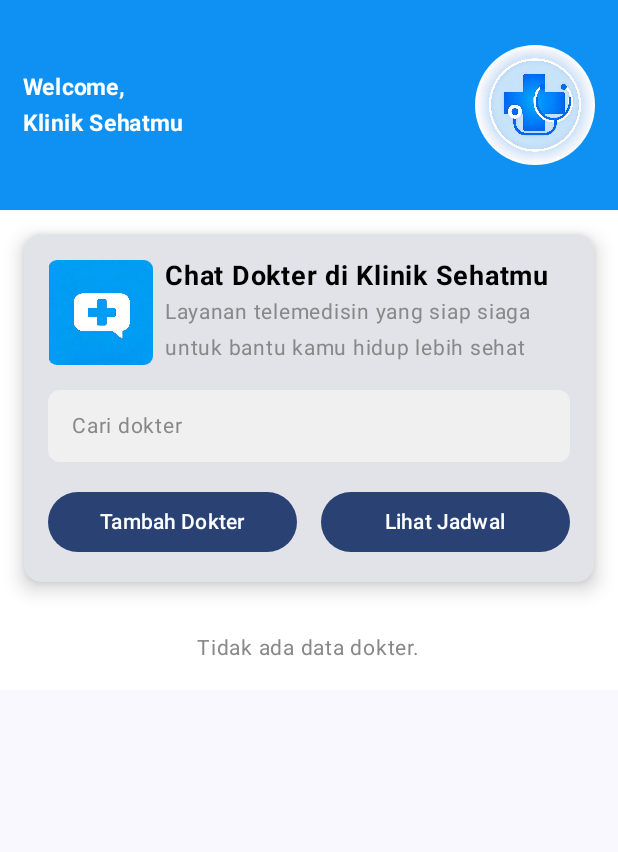
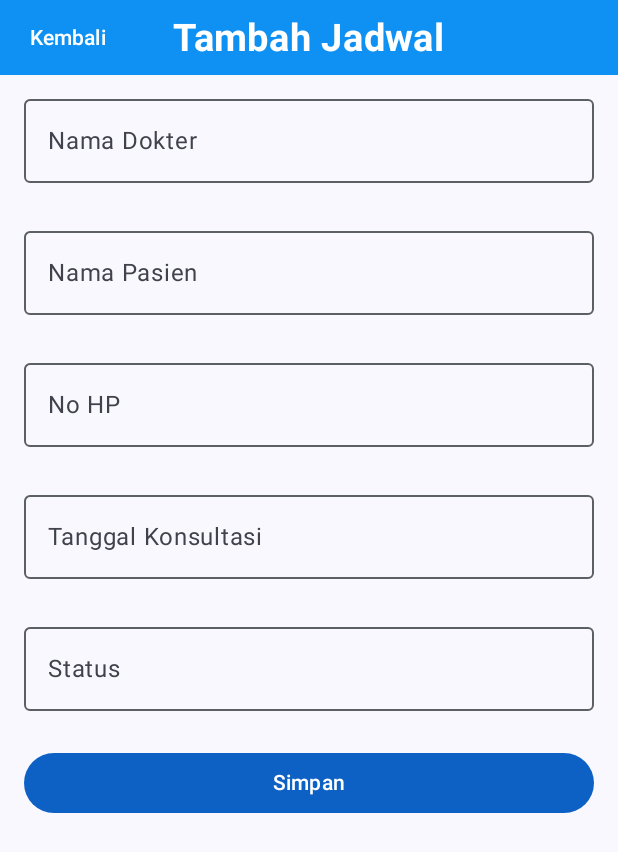
Before and after one commit to isro24/-UcpRoomDatabase_0047, an Android app built with Jetpack Compose: the screen it shows after launch (MainActivity), on a phone screen of 412 x 824 dp. Shown: the top 852 px of the screen. Run offline under Robolectric (Android 15) with nearby library versions, the phone set to English and light mode, and no system bars; our stand-ins replace Room's generated code, accompanist.

Commit message:
Menambah InsertJadwalView, JadwalViewModel, initializer dan composable untuk InsertJadwalView

```diff
--- a/app/src/main/java/com/example/ucp2/ui/navigation/AlamatNavigasi.kt
+++ b/app/src/main/java/com/example/ucp2/ui/navigation/AlamatNavigasi.kt
@@ -3,7 +3,7 @@ package com.example.ucp2.ui.navigation
 interface AlamatNavigasi {
     val route: String
 
-    object DestinasiHome : AlamatNavigasi {
+    object DestinasiHomeDokter : AlamatNavigasi {
         override val route = "home"
     }
 }
--- a/app/src/main/java/com/example/ucp2/ui/navigation/PengelolaHalaman.kt
+++ b/app/src/main/java/com/example/ucp2/ui/navigation/PengelolaHalaman.kt
@@ -6,9 +6,11 @@ import androidx.navigation.NavHostController
 import androidx.navigation.compose.NavHost
 import androidx.navigation.compose.rememberNavController
 import androidx.navigation.compose.composable
-import com.example.ucp2.ui.view.dokter.DestinasiInsert
+import com.example.ucp2.ui.view.dokter.DestinasiInsertDokter
 import com.example.ucp2.ui.view.dokter.HomeDokterView
 import com.example.ucp2.ui.view.dokter.InsertDokterView
+import com.example.ucp2.ui.view.jadwal.DestinasiInsertJadwal
+import com.example.ucp2.ui.view.jadwal.InsertJadwalView
 
 @Composable
 fun PengelolaHalaman(
@@ -17,20 +19,31 @@ fun PengelolaHalaman(
 ) {
     NavHost(
         navController = navController,
-        startDestination = AlamatNavigasi.DestinasiHome.route
+        startDestination = DestinasiInsertJadwal.route
     ) {
-        composable(route = AlamatNavigasi.DestinasiHome.route
+        composable(route = AlamatNavigasi.DestinasiHomeDokter.route
         ){
             HomeDokterView(
                 onDetailClick = {},
                 onAddDokter = {
-                    navController.navigate(DestinasiInsert.route)
+                    navController.navigate(DestinasiInsertDokter.route)
                 },
                 modifier = modifier
             )
         }
-        composable(route = DestinasiInsert.route) {
+        composable(route = DestinasiInsertDokter.route) {
             InsertDokterView(
+                onBack = {
+                    navController.popBackStack()
+                },
+                onNavigate = {
+                    navController.navigateUp()
+                },
+                modifier = modifier
+            )
+        }
+        composable(route = DestinasiInsertJadwal.route) {
+            InsertJadwalView(
                 onBack = {
                     navController.popBackStack()
                 },
--- a/app/src/main/java/com/example/ucp2/ui/view/dokter/InsertMahasiswaView.kt
+++ b/app/src/main/java/com/example/ucp2/ui/view/dokter/InsertDokterView.kt
@@ -37,7 +37,7 @@ import com.example.ucp2.ui.viewmodel.dokter.DokterEvent
 import com.example.ucp2.ui.viewmodel.dokter.DokterUIState
 import com.example.ucp2.ui.viewmodel.dokter.FormErrorState
 
-object DestinasiInsert : AlamatNavigasi {
+object DestinasiInsertDokter : AlamatNavigasi {
     override val route: String = "insert_dktr"
 }
 
--- /dev/null
+++ b/app/src/main/java/com/example/ucp2/ui/view/jadwal/InsertJadwalView.kt
@@ -0,0 +1,213 @@
+package com.example.ucp2.ui.view.jadwal
+
+import androidx.compose.foundation.background
+import androidx.compose.foundation.layout.Arrangement
+import androidx.compose.foundation.layout.Column
+import androidx.compose.foundation.layout.Spacer
+import androidx.compose.foundation.layout.fillMaxSize
+import androidx.compose.foundation.layout.fillMaxWidth
+import androidx.compose.foundation.layout.height
+import androidx.compose.foundation.layout.padding
+import androidx.compose.material3.Button
+import androidx.compose.material3.ButtonDefaults
+import androidx.compose.material3.OutlinedTextField
+import androidx.compose.material3.Scaffold
+import androidx.compose.material3.SnackbarHost
+import androidx.compose.material3.SnackbarHostState
+import androidx.compose.material3.Text
+import androidx.compose.runtime.Composable
+import androidx.compose.runtime.LaunchedEffect
+import androidx.compose.runtime.getValue
+import androidx.compose.runtime.mutableStateOf
+import androidx.compose.runtime.remember
+import androidx.compose.runtime.rememberCoroutineScope
+import androidx.compose.runtime.setValue
+import androidx.compose.ui.Modifier
+import androidx.compose.ui.graphics.Color
+import androidx.compose.ui.unit.dp
+import androidx.lifecycle.viewmodel.compose.viewModel
+import com.example.ucp2.ui.costumwidget.TopAppBar
+import com.example.ucp2.ui.navigation.AlamatNavigasi
+import com.example.ucp2.ui.viewmodel.jadwal.JadwalEvent
+import com.example.ucp2.ui.viewmodel.jadwal.JadwalUIState
+import com.example.ucp2.ui.viewmodel.jadwal.JadwalViewModel
+import com.example.ucp2.ui.viewmodel.PenyediaViewModel
+import com.example.ucp2.ui.viewmodel.jadwal.FormErrorState
+import kotlinx.coroutines.launch
+
+object DestinasiInsertJadwal : AlamatNavigasi {
+    override val route: String = "insert_jadwal"
+}
+
+@Composable
+fun InsertJadwalView(
+    onBack: () -> Unit,
+    onNavigate: () -> Unit,
+    modifier: Modifier = Modifier,
+    viewModel: JadwalViewModel = viewModel(factory = PenyediaViewModel.Factory)
+) {
+    val uiState = viewModel.uistate
+    val snackbarHostState = remember { SnackbarHostState() }
+    val coroutineScope = rememberCoroutineScope()
+
+    LaunchedEffect(uiState.snackBarMessage) {
+        uiState.snackBarMessage?.let { message ->
+            coroutineScope.launch {
+                snackbarHostState.showSnackbar(message)
+                viewModel.resetSnackBarMessage()
+            }
+        }
+    }
+
+    Scaffold(
+        modifier = Modifier
+            .fillMaxSize()
+            .background(Color.White),
+        snackbarHost = { SnackbarHost(hostState = snackbarHostState) }
+    ) { padding ->
+        Column(
+            modifier = Modifier
+                .fillMaxSize()
+                .padding(0.dp)
+        ) {
+            TopAppBar(
+                onBack = onBack,
+                showBackButton = true,
+                judul = "Tambah Jadwal"
+            )
+
+            Spacer(modifier = Modifier.height(8.dp))
+            InsertBodyJadwal(
+                onValueChange = { updateEvent ->
+                    viewModel.updateState(updateEvent)
+                },
+                onClick = {
+                    coroutineScope.launch {
+                        viewModel.saveData()
+                    }
+                    onNavigate()
+                },
+                uiState = uiState
+            )
+        }
+    }
+}
+
+@Composable
+fun InsertBodyJadwal(
+    modifier: Modifier = Modifier,
+    onValueChange: (JadwalEvent) -> Unit,
+    uiState: JadwalUIState,
+    onClick: () -> Unit
+) {
+    Column(
+        modifier = modifier
+            .fillMaxWidth()
+            .padding(horizontal = 16.dp),
+        verticalArrangement = Arrangement.Top
+    ) {
+        FormJadwal(
+            jadwalEvent = uiState.jadwalEvent,
+            onValueChange = onValueChange,
+            errorState = uiState.isEntryValid,
+            modifier = Modifier.fillMaxWidth()
+        )
+        Button(
+            onClick = onClick,
+            modifier = Modifier.fillMaxWidth(),
+            colors = ButtonDefaults.buttonColors(
+                containerColor = Color(0xFF0D61C4),
+                contentColor = Color.White
+            )
+        ) {
+            Text(text = "Simpan")
+        }
+    }
+}
+
+@Composable
+fun FormJadwal(
+    jadwalEvent: JadwalEvent = JadwalEvent(),
+    onValueChange: (JadwalEvent) -> Unit,
+    errorState: FormErrorState = FormErrorState(),
+    modifier: Modifier = Modifier
+) {
+    Column(
+        modifier = modifier.fillMaxWidth()
+    ) {
+        OutlinedTextField(
+            modifier = Modifier.fillMaxWidth(),
+            value = jadwalEvent.namaDokter,
+            onValueChange = {
+                onValueChange(jadwalEvent.copy(namaDokter = it))
+            },
+            label = { Text("Nama Dokter") },
+            isError = errorState.namaDokter != null,
+            placeholder = { Text("Masukkan nama dokter") },
+        )
+        Text(
+            text = errorState.namaDokter ?: "",
+            color = Color.Red
+        )
+
+        OutlinedTextField(
+            modifier = Modifier.fillMaxWidth(),
+            value = jadwalEvent.namaPasien,
+            onValueChange = {
+                onValueChange(jadwalEvent.copy(namaPasien = it))
+            },
+            label = { Text("Nama Pasien") },
+            isError = errorState.namaPasien != null,
+            placeholder = { Text("Masukkan nama pasien") },
+        )
+        Text(
+            text = errorState.namaPasien ?: "",
+            color = Color.Red
+        )
+
+        OutlinedTextField(
+            modifier = Modifier.fillMaxWidth(),
+            value = jadwalEvent.noHp,
+            onValueChange = {
+                onValueChange(jadwalEvent.copy(noHp = it))
+            },
+            label = { Text("No HP") },
+            isError = errorState.noHp != null,
+            placeholder = { Text("Masukkan nomor HP") },
+        )
+        Text(
+            text = errorState.noHp ?: "",
+            color = Color.Red
+        )
+
+        OutlinedTextField(
+            modifier = Modifier.fillMaxWidth(),
+            value = jadwalEvent.tanggalKonsultasi,
+            onValueChange = {
+                onValueChange(jadwalEvent.copy(tanggalKonsultasi = it))
+            },
+            label = { Text("Tanggal Konsultasi") },
+            isError = errorState.tanggalKonsultasi != null,
+            placeholder = { Text("Masukkan tanggal konsultasi") },
+        )
+        Text(
+            text = errorState.tanggalKonsultasi ?: "",
+            color = Color.Red
+        )
+
+        OutlinedTextField(
+            modifier = Modifier.fillMaxWidth(),
+            value = jadwalEvent.status,
+            onValueChange = {
+                onValueChange(jadwalEvent.copy(status = it))
+            },
+            label = { Text("Status") },
+            isError = errorState.status != null,
+            placeholder = { Text("Masukkan status jadwal") },
+        )
+        Text(
+            text = errorState.status ?: "",
+            color = Color.Red
+        )
+    }
+}
--- a/app/src/main/java/com/example/ucp2/ui/viewmodel/PenyediaViewModel.kt
+++ b/app/src/main/java/com/example/ucp2/ui/viewmodel/PenyediaViewModel.kt
@@ -7,6 +7,7 @@ import androidx.lifecycle.viewmodel.viewModelFactory
 import com.example.ucp2.KlinikApp
 import com.example.ucp2.ui.viewmodel.dokter.DokterViewModel
 import com.example.ucp2.ui.viewmodel.dokter.HomeDokterViewModel
+import com.example.ucp2.ui.viewmodel.jadwal.JadwalViewModel
 
 object PenyediaViewModel {
     val Factory = viewModelFactory {
@@ -20,6 +21,11 @@ object PenyediaViewModel {
                 klinikApp().containerApp.repositoryDokter
             )
         }
+        initializer {
+            JadwalViewModel(
+                klinikApp().containerApp.repositoryJadwal
+            )
+        }
     }
 }
 
--- /dev/null
+++ b/app/src/main/java/com/example/ucp2/ui/viewmodel/jadwal/JadwalViewModel.kt
@@ -0,0 +1,107 @@
+package com.example.ucp2.ui.viewmodel.jadwal
+
+import androidx.compose.runtime.getValue
+import androidx.compose.runtime.mutableStateOf
+import androidx.compose.runtime.setValue
+import androidx.lifecycle.ViewModel
+import androidx.lifecycle.viewModelScope
+import com.example.ucp2.data.entity.Jadwal
+import com.example.ucp2.repository.RepositoryJadwal
+import kotlinx.coroutines.launch
+
+class JadwalViewModel(private val repositoryJadwal: RepositoryJadwal) : ViewModel() {
+    var uistate by mutableStateOf(JadwalUIState())
+
+    fun updateState(jadwalEvent: JadwalEvent) {
+        uistate = uistate.copy(
+            jadwalEvent = jadwalEvent
+        )
+    }
+
+    private fun validateFields(): Boolean {
+        val event = uistate.jadwalEvent
+        val errorState = FormErrorState(
+            namaDokter = if (event.namaDokter.isNotEmpty()) null else "Nama Dokter tidak boleh kosong",
+            namaPasien = if (event.namaPasien.isNotEmpty()) null else "Nama Pasien tidak boleh kosong",
+            noHp = if (event.noHp.isNotEmpty()) null else "No HP tidak boleh kosong",
+            tanggalKonsultasi = if (event.tanggalKonsultasi.isNotEmpty()) null else "Tanggal Konsultasi tidak boleh kosong",
+            status = if (event.status.isNotEmpty()) null else "Status tidak boleh kosong"
+        )
+
+        uistate = uistate.copy(isEntryValid = errorState)
+        return errorState.isValid()
+    }
+
+    fun saveData() {
+        val currentEvent = uistate.jadwalEvent
+        if (validateFields()) {
+            viewModelScope.launch {
+                try {
+                    println("Mencoba menyimpan data: $currentEvent")
+                    repositoryJadwal.insertJdwl(currentEvent.toJadwalEntity())
+                    println("Data berhasil disimpan")
+                    uistate = uistate.copy(
+                        snackBarMessage = "Data berhasil disimpan",
+                        jadwalEvent = JadwalEvent(),
+                        isEntryValid = FormErrorState()
+                    )
+                } catch (e: Exception) {
+                    println("Gagal menyimpan data: ${e.message}")
+                    uistate = uistate.copy(
+                        snackBarMessage = "Data gagal disimpan"
+                    )
+                }
+            }
+        } else {
+            println("Validasi gagal: ${uistate.isEntryValid}")
+            uistate = uistate.copy(
+                snackBarMessage = "Input tidak valid, periksa kembali data Anda"
+            )
+        }
+    }
+
+    fun resetSnackBarMessage() {
+        uistate = uistate.copy(snackBarMessage = null)
+    }
+}
+
+data class JadwalUIState(
+    val jadwalEvent: JadwalEvent = JadwalEvent(),
+    val jadwalList: List<Jadwal> = emptyList(),
+    val isEntryValid: FormErrorState = FormErrorState(),
+    val snackBarMessage: String? = null,
+)
+
+data class JadwalEvent(
+    val id: String = "",
+    val namaDokter: String = "",
+    val namaPasien: String = "",
+    val noHp: String = "",
+    val tanggalKonsultasi: String = "",
+    val status: String = ""
+)
+
+fun JadwalEvent.toJadwalEntity(): Jadwal = Jadwal(
+    id = id,
+    namaDokter = namaDokter,
+    namaPasien = namaPasien,
+    noHp = noHp,
+    tanggalKonsultasi = tanggalKonsultasi,
+    status = status
+)
+
+data class FormErrorState(
+    val namaDokter: String? = null,
+    val namaPasien: String? = null,
+    val noHp: String? = null,
+    val tanggalKonsultasi: String? = null,
+    val status: String? = null,
+) {
+    fun isValid(): Boolean {
+        return namaDokter == null
+                && namaPasien == null
+                && noHp == null
+                && tanggalKonsultasi == null
+                && status == null
+    }
+}
```
